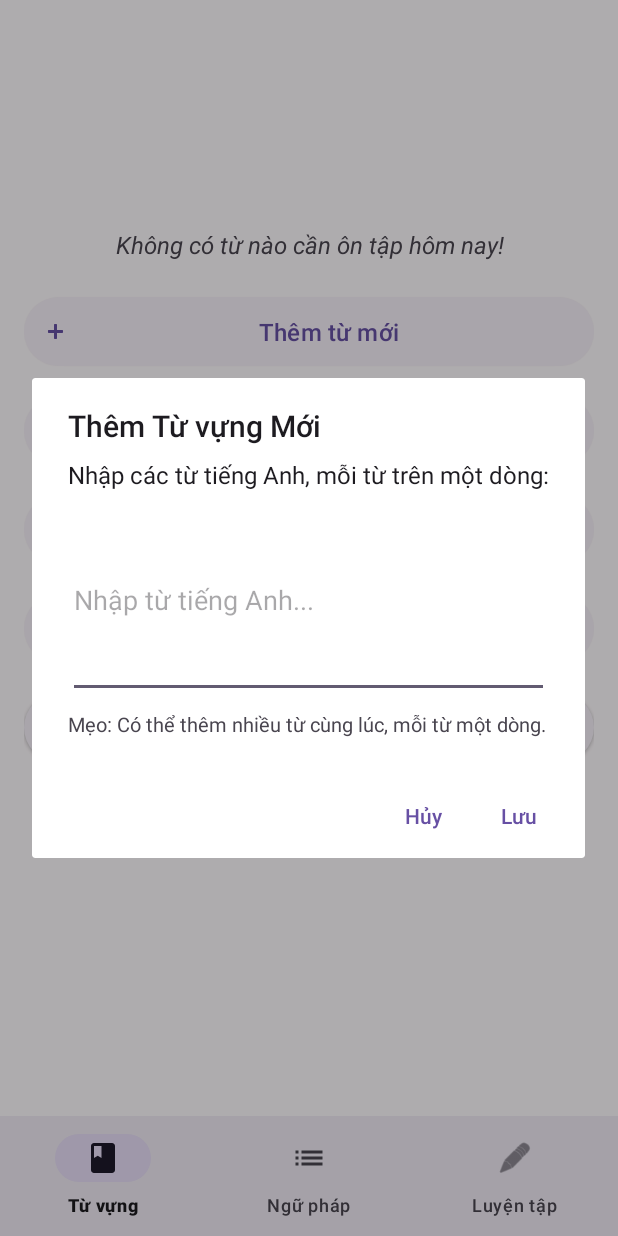
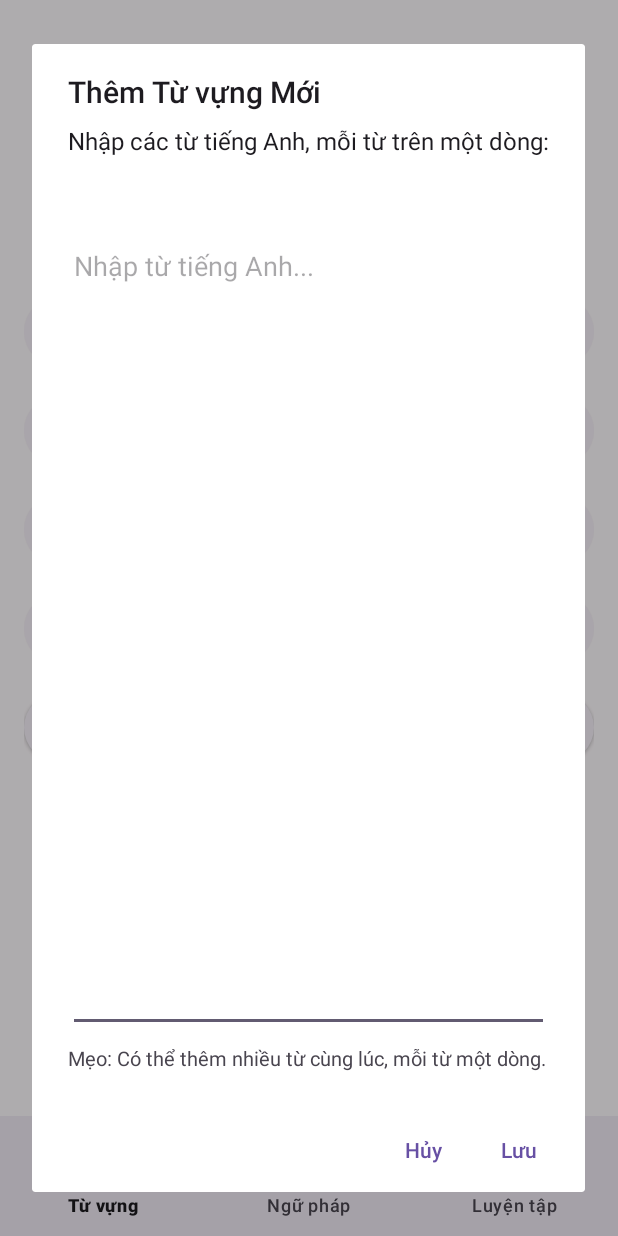
Before and after one commit to noodle2061/androidapp_learning_english, an Android app: the screen it shows after launch (MainActivity), after a tap on "Thêm từ mới", on a phone screen of 412 x 824 dp. Run offline under Robolectric (Android 15) with nearby library versions, the phone set to English and light mode, and no system bars; our stand-ins replace Room's generated code, Volley, navigation-ui.

Commit message:
sua giao dien them tu vung moi

```diff
--- a/app/src/main/java/com/example/learning_english/viewmodel/VocabularyViewModel.java
+++ b/app/src/main/java/com/example/learning_english/viewmodel/VocabularyViewModel.java
@@ -79,7 +79,6 @@ public class VocabularyViewModel extends AndroidViewModel {
     public LiveData<Integer> getDueReviewCount() { return mDueReviewCount; }
     public LiveData<List<Word>> getDueReviewWords() { return mDueReviewWords; }
 
-    // --- Logic Thêm từ (Giữ nguyên phần xử lý DB, thay đổi phần gọi API) ---
     public void addOrUpdateWordsFromString(String inputText) {
         Log.d(TAG, "addOrUpdateWordsFromString called with input: " + inputText);
         mExecutorService.execute(() -> {
--- a/app/src/main/res/layout/dialog_add_words.xml
+++ b/app/src/main/res/layout/dialog_add_words.xml
@@ -8,7 +8,7 @@
     <EditText
         android:id="@+id/edit_text_words_input"
         android:layout_width="match_parent"
-        android:layout_height="wrap_content"
+        android:layout_height="800px"
         android:hint="Nhập từ tiếng Anh..."
         android:inputType="textMultiLine"
         android:minLines="3"
```
